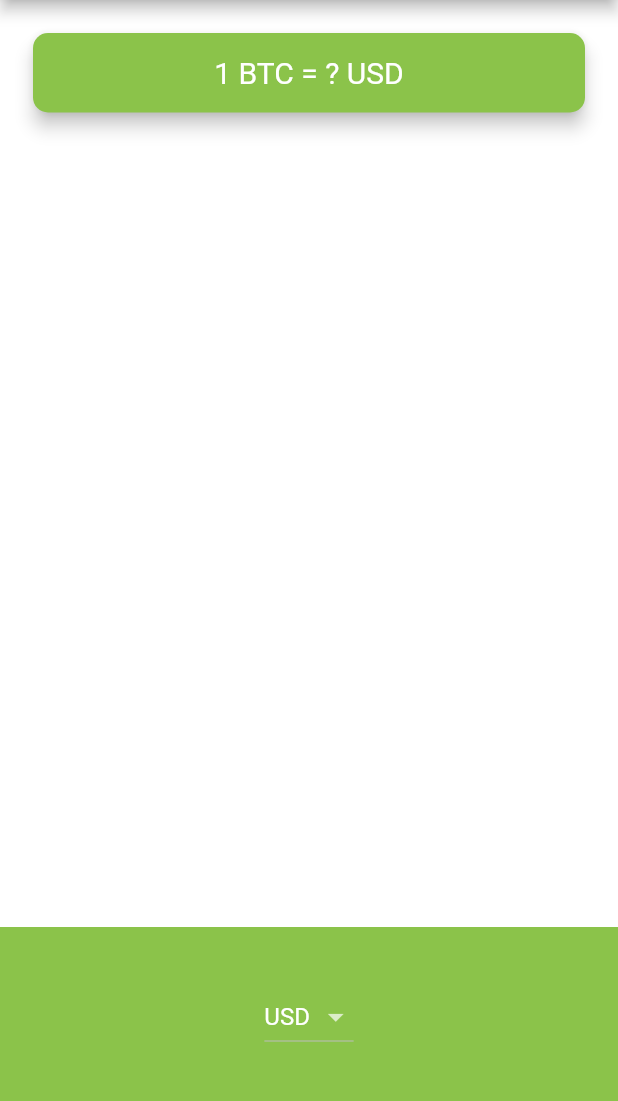
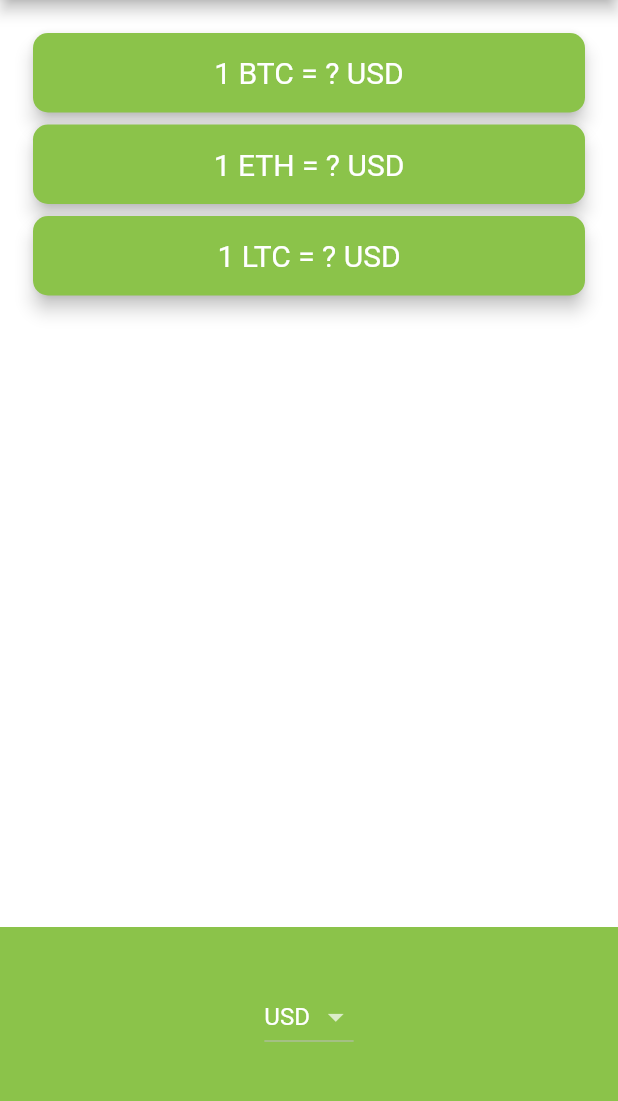
Before and after one commit to gTambo/bitcoin_ticker_flutter_tutorial, a Flutter app: the screen it shows after launch, on a phone screen of 412 x 824 dp, the part 84-1185 px from its top. Run offline on Flutter 3.47's test engine with Material 2 defaults, Android fonts, the phone set to English and light mode, and no system bars.

Commit message:
add cards for more cryptocurrencies

```diff
--- a/lib/coin_data.dart
+++ b/lib/coin_data.dart
@@ -33,14 +33,16 @@ const List<String> cryptoList = [
 ];
 
 class CoinData {
-  CoinData(this.currency);
+  CoinData({required this.currency, required this.cryptoType});
   final String currency;
-  String baseUrl = 'https://rest.coinapi.io/v1/exchangerate/BTC/';
+  final String cryptoType;
+  String baseUrl = 'https://rest.coinapi.io/v1/exchangerate/';
   Future getCoinData() async {
-    Uri fullUrl = Uri.parse('$baseUrl$currency?apikey=$coinApiKey');
+    Uri fullUrl = Uri.parse('$baseUrl$cryptoType/$currency?apikey=$coinApiKey');
     http.Response response = await http.get(fullUrl);
     if (response.statusCode == 200) {
       String data = response.body;
+      print(data);
       return jsonDecode(data);
     } else {
       print('request failed with status ${response.statusCode}');
--- a/lib/price_screen.dart
+++ b/lib/price_screen.dart
@@ -11,7 +11,15 @@ class PriceScreen extends StatefulWidget {
 class _PriceScreenState extends State<PriceScreen> {
   String selectedCurrency = 'USD';
   int selectedCurrencyIndex = 19;
+  List<String> ratesByType = [];
   String rate = '?';
+  int cryptoTypeIndex = 0;
+  void setRates() {
+    for (String type in cryptoList) {
+      ratesByType.add(rate);
+      print(type);
+    }
+  }
 
   DropdownButton<String> androidDropdown() {
     List<DropdownMenuItem<String>> currencyItems = currenciesList
@@ -51,7 +59,15 @@ class _PriceScreenState extends State<PriceScreen> {
   }
 
   @override
+  void initState() {
+    super.initState();
+    // updateTickerCards();
+    // setRates();
+  }
+
+  @override
   Widget build(BuildContext context) {
+    setRates();
     return Scaffold(
       appBar: AppBar(
         title: Text('🤑 Coin Ticker'),
@@ -62,35 +78,44 @@ class _PriceScreenState extends State<PriceScreen> {
         children: <Widget>[
           Padding(
             padding: EdgeInsets.fromLTRB(18.0, 18.0, 18.0, 0),
-            child: Card(
-              color: Colors.lightGreen,
-              elevation: 5.0,
-              shape: RoundedRectangleBorder(
-                borderRadius: BorderRadius.circular(10.0),
-              ),
-              child: Padding(
-                padding: EdgeInsets.symmetric(vertical: 15.0, horizontal: 28.0),
-                child: GestureDetector(
-                  onTap: () async {
-                    var newCurrency = currenciesList[selectedCurrencyIndex];
-                    CoinData coinData = CoinData(newCurrency);
-                    var data = await coinData.getCoinData();
-                    var rateString = data['rate'].toInt().toString();
-                    setState(() {
-                      selectedCurrency = newCurrency;
-                      rate = rateString;
-                    });
-                  },
-                  child: Text(
-                    '1 BTC = $rate $selectedCurrency',
-                    textAlign: TextAlign.center,
-                    style: TextStyle(
-                      fontSize: 20.0,
-                      color: Colors.white,
-                    ),
-                  ),
-                ),
-              ),
+            child: Column(
+              crossAxisAlignment: CrossAxisAlignment.stretch,
+              children: buildCryptoCardList(
+                  cryptoTypesList: cryptoList, onTapFunction: updateTickerCard),
+              // SizedBox(
+              //   height: 10,
+              // ),
+              // Card(
+              //   color: Colors.lightGreen,
+              //   elevation: 5.0,
+              //   shape: RoundedRectangleBorder(
+              //     borderRadius: BorderRadius.circular(10.0),
+              //   ),
+              //   child: Padding(
+              //     padding:
+              //         EdgeInsets.symmetric(vertical: 15.0, horizontal: 28.0),
+              //     child: GestureDetector(
+              //       onTap: () async {
+              //         var newCurrency = currenciesList[selectedCurrencyIndex];
+              //         CoinData coinData = CoinData(newCurrency);
+              //         var data = await coinData.getCoinData();
+              //         var rateString = data['rate'].toInt().toString();
+              //         setState(() {
+              //           selectedCurrency = newCurrency;
+              //           rate = rateString;
+              //         });
+              //       },
+              //       child: Text(
+              //         '1 BTC = $rate $selectedCurrency',
+              //         textAlign: TextAlign.center,
+              //         style: TextStyle(
+              //           fontSize: 20.0,
+              //           color: Colors.white,
+              //         ),
+              //       ),
+              //     ),
+              //   ),
+              // ),
             ),
           ),
           Container(
@@ -104,4 +129,52 @@ class _PriceScreenState extends State<PriceScreen> {
       ),
     );
   }
+
+  List<Widget> buildCryptoCardList(
+      {required cryptoTypesList, required onTapFunction}) {
+    List<Widget> cryptoTypesList = cryptoList
+        .asMap()
+        .entries
+        .map(
+          (cryptoType) => Builder(builder: (context) {
+            int rateKey = cryptoType.key;
+            String type = cryptoType.value;
+            return Card(
+              color: Colors.lightGreen,
+              elevation: 5.0,
+              shape: RoundedRectangleBorder(
+                borderRadius: BorderRadius.circular(10.0),
+              ),
+              child: Padding(
+                padding: EdgeInsets.symmetric(vertical: 15.0, horizontal: 28.0),
+                child: GestureDetector(
+                  onTap: () => onTapFunction(type, rateKey),
+                  child: Text(
+                    '1 $type = ${ratesByType[rateKey]} $selectedCurrency',
+                    textAlign: TextAlign.center,
+                    style: TextStyle(
+                      fontSize: 20.0,
+                      color: Colors.white,
+                    ),
+                  ),
+                ),
+              ),
+            );
+          }),
+        )
+        .toList();
+    return cryptoTypesList;
+  }
+
+  void updateTickerCard(String inheritedCryptoType, int rateKey) async {
+    var newCurrency = currenciesList[selectedCurrencyIndex];
+    CoinData coinData =
+        CoinData(currency: newCurrency, cryptoType: inheritedCryptoType);
+    var data = await coinData.getCoinData();
+    var rateString = data['rate'].toInt().toString();
+    setState(() {
+      selectedCurrency = newCurrency;
+      ratesByType[rateKey] = rateString;
+    });
+  }
 }
```
